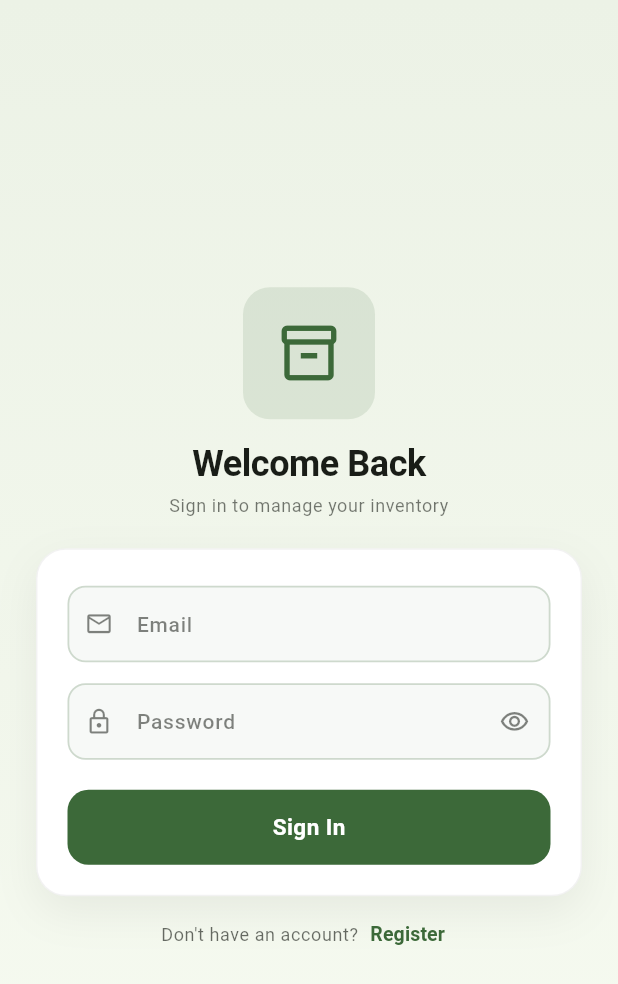
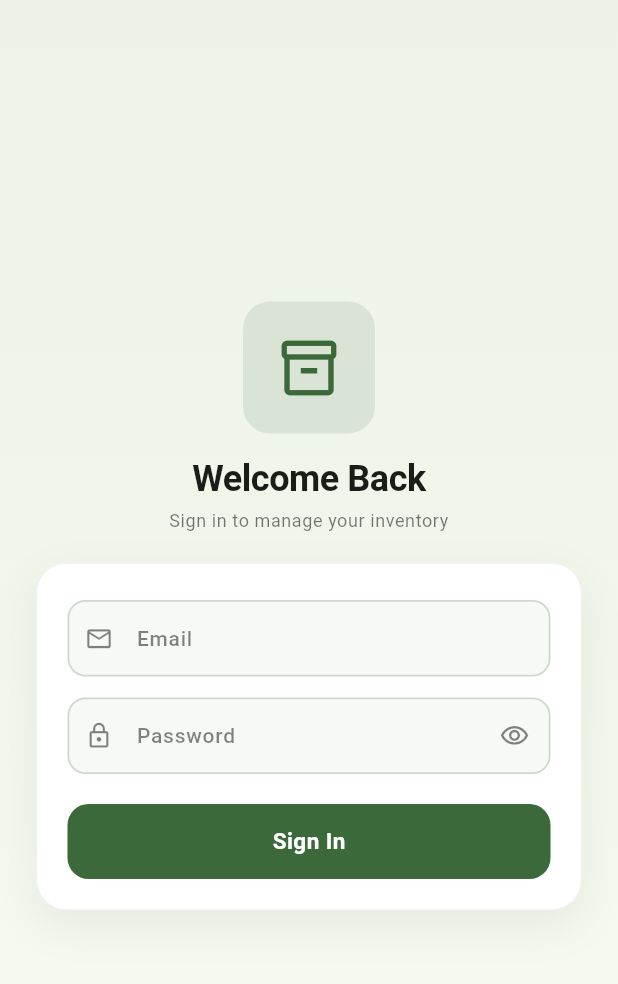
Before and after one commit to stocksellpoint-ctrl/stock_sell, a Flutter app: the screen it shows after launch, on a phone screen of 412 x 824 dp. Shown: the top 984 px of the screen. Run offline on Flutter 3.47's test engine with Material 3 defaults, Android fonts, the phone set to English and light mode, and no system bars; our stand-ins replace dio, go_router, google_fonts, image_picker, pdf, printing and 2 more; missing offline and left inert: app_installer_plus; accounts and stored records are empty.

Commit message:
removed register from login page

```diff
--- a/lib/core/config/app_info.dart
+++ b/lib/core/config/app_info.dart
@@ -3,7 +3,7 @@ class AppInfo {
   AppInfo._();
 
   static const appName = 'Stock & Sell';
-  static const version = '1.0.0';
+  static const version = '1.0.1';
   static const developerName = 'Khaled Ahasan';
   static const developerEmail = 'khaled88hasan@gmail.com';
 
--- a/lib/core/services/update_service.dart
+++ b/lib/core/services/update_service.dart
@@ -1,7 +1,7 @@
 import 'dart:convert';
 import 'package:http/http.dart' as http;
 
-import '../config/app_info.dart';
+import 'package:stock_sell/core/config/app_info.dart';
 
 class UpdateInfo {
   final String version;      // e.g. "1.0.1"
--- a/lib/features/auth/presentation/screens/login_screen.dart
+++ b/lib/features/auth/presentation/screens/login_screen.dart
@@ -1,165 +1,4 @@
-// import 'package:flutter/material.dart';
-// import 'package:go_router/go_router.dart';
-// import 'package:provider/provider.dart';
 
-// import '../../../../core/constants/app_colors.dart';
-// import '../../../../core/routes/route_names.dart';
-// import '../../../../core/utils/validators.dart';
-// import '../providers/auth_provider.dart';
-
-// class LoginScreen extends StatefulWidget {
-//   const LoginScreen({super.key});
-
-//   @override
-//   State<LoginScreen> createState() => _LoginScreenState();
-// }
-
-// class _LoginScreenState extends State<LoginScreen> {
-//   final _formKey = GlobalKey<FormState>();
-//   final _emailCtrl = TextEditingController();
-//   final _passwordCtrl = TextEditingController();
-//   bool _obscure = true;
-
-//   @override
-//   void dispose() {
-//     _emailCtrl.dispose();
-//     _passwordCtrl.dispose();
-//     super.dispose();
-//   }
-
-//   Future<void> _submit() async {
-//     if (!_formKey.currentState!.validate()) return;
-
-//     final provider = context.read<AuthProvider>();
-//     final ok = await provider.login(_emailCtrl.text.trim(), _passwordCtrl.text);
-
-//     if (!mounted) return;
-
-//     if (ok) {
-//       context.go(RouteNames.home);
-//       return;
-//     }
-
-//     final message = provider.error ?? 'Login failed';
-
-//     ScaffoldMessenger.of(context)
-//       ..hideCurrentSnackBar()
-//       ..showSnackBar(
-//         SnackBar(
-//           content: Row(
-//             children: [
-//               const Icon(Icons.error_outline, color: Colors.white),
-//               const SizedBox(width: 12),
-//               Expanded(child: Text(message)),
-//             ],
-//           ),
-//           backgroundColor: AppColors.danger,
-//           behavior: SnackBarBehavior.floating,
-//           duration: const Duration(seconds: 4),
-//           action: SnackBarAction(
-//             label: 'OK',
-//             textColor: Colors.white,
-//             onPressed: () =>
-//                 ScaffoldMessenger.of(context).hideCurrentSnackBar(),
-//           ),
-//         ),
-//       );
-//   }
-
-//   @override
-//   Widget build(BuildContext context) {
-//     final isLoading = context.watch<AuthProvider>().isLoading;
-
-//     return Scaffold(
-//       body: SafeArea(
-//         child: SingleChildScrollView(
-//           padding: const EdgeInsets.all(24),
-//           child: Form(
-//             key: _formKey,
-//             child: Column(
-//               crossAxisAlignment: CrossAxisAlignment.stretch,
-//               children: [
-//                 const SizedBox(height: 40),
-//                 const Icon(
-//                   Icons.inventory_2_outlined,
-//                   size: 80,
-//                   color: AppColors.primary,
-//                 ),
-//                 const SizedBox(height: 16),
-//                 const Text(
-//                   'Welcome Back',
-//                   textAlign: TextAlign.center,
-//                   style: TextStyle(
-//                     fontSize: 28,
-//                     fontWeight: FontWeight.bold,
-//                     color: AppColors.textPrimary,
-//                   ),
-//                 ),
-//                 const SizedBox(height: 8),
-//                 const Text(
-//                   'Sign in to manage your inventory',
-//                   textAlign: TextAlign.center,
-//                   style: TextStyle(color: AppColors.textSecondary),
-//                 ),
-//                 const SizedBox(height: 40),
-
-//                 TextFormField(
-//                   controller: _emailCtrl,
-//                   keyboardType: TextInputType.emailAddress,
-//                   decoration: const InputDecoration(
-//                     labelText: 'Email',
-//                     prefixIcon: Icon(Icons.email_outlined),
-//                   ),
-//                   validator: Validators.email,
-//                 ),
-//                 const SizedBox(height: 16),
-
-//                 TextFormField(
-//                   controller: _passwordCtrl,
-//                   obscureText: _obscure,
-//                   decoration: InputDecoration(
-//                     labelText: 'Password',
-//                     prefixIcon: const Icon(Icons.lock_outline),
-//                     suffixIcon: IconButton(
-//                       icon: Icon(
-//                         _obscure
-//                             ? Icons.visibility_outlined
-//                             : Icons.visibility_off_outlined,
-//                       ),
-//                       onPressed: () => setState(() => _obscure = !_obscure),
-//                     ),
-//                   ),
-//                   validator: Validators.password,
-//                 ),
-//                 const SizedBox(height: 24),
-
-//                 ElevatedButton(
-//                   onPressed: isLoading ? null : _submit,
-//                   child: isLoading
-//                       ? const SizedBox(
-//                           width: 22,
-//                           height: 22,
-//                           child: CircularProgressIndicator(
-//                             color: Colors.white,
-//                             strokeWidth: 2.5,
-//                           ),
-//                         )
-//                       : const Text('Login'),
-//                 ),
-//                 const SizedBox(height: 12),
-
-//                 TextButton(
-//                   onPressed: () => context.go(RouteNames.register),
-//                   child: const Text("Don't have an account? Register"),
-//                 ),
-//               ],
-//             ),
-//           ),
-//         ),
-//       ),
-//     );
-//   }
-// }
 
 import 'package:flutter/material.dart';
 import 'package:go_router/go_router.dart';
@@ -284,7 +123,7 @@ class _LoginScreenState extends State<LoginScreen> {
                       width: 88,
                       height: 88,
                       decoration: BoxDecoration(
-                        color: scheme.primary.withOpacity(isDark ? 0.20 : 0.12),
+                        color: scheme.primary.withValues(alpha:isDark ? 0.20 : 0.12),
                         borderRadius: BorderRadius.circular(18),
                       ),
                       child: Icon(
@@ -326,7 +165,7 @@ class _LoginScreenState extends State<LoginScreen> {
                         ),
                         boxShadow: [
                           BoxShadow(
-                            color: Colors.black.withOpacity(
+                            color: Colors.black.withValues(alpha:
                               isDark ? 0.30 : 0.06,
                             ),
                             blurRadius: 24,
@@ -469,35 +308,35 @@ class _LoginScreenState extends State<LoginScreen> {
                     const SizedBox(height: 16),
 
                     // ── Register link ──────────────────
-                    Row(
-                      mainAxisAlignment: MainAxisAlignment.center,
-                      children: [
-                        Text(
-                          "Don't have an account?",
-                          style: theme.textTheme.bodySmall?.copyWith(
-                            color: scheme.onSurface.withValues(alpha: 0.65),
-                          ),
-                        ),
-                        TextButton(
-                          onPressed: isLoading
-                              ? null
-                              : () => context.go(RouteNames.register),
-                          style: TextButton.styleFrom(
-                            padding: const EdgeInsets.symmetric(horizontal: 8),
-                            minimumSize: Size.zero,
-                            tapTargetSize: MaterialTapTargetSize.shrinkWrap,
-                          ),
-                          child: Text(
-                            'Register',
-                            style: TextStyle(
-                              color: scheme.primary,
-                              fontWeight: FontWeight.w700,
-                              fontSize: 13,
-                            ),
-                          ),
-                        ),
-                      ],
-                    ),
+                    // Row(
+                    //   mainAxisAlignment: MainAxisAlignment.center,
+                    //   children: [
+                    //     Text(
+                    //       "Don't have an account?",
+                    //       style: theme.textTheme.bodySmall?.copyWith(
+                    //         color: scheme.onSurface.withValues(alpha: 0.65),
+                    //       ),
+                    //     ),
+                    //     TextButton(
+                    //       onPressed: isLoading
+                    //           ? null
+                    //           : () => context.go(RouteNames.register),
+                    //       style: TextButton.styleFrom(
+                    //         padding: const EdgeInsets.symmetric(horizontal: 8),
+                    //         minimumSize: Size.zero,
+                    //         tapTargetSize: MaterialTapTargetSize.shrinkWrap,
+                    //       ),
+                    //       child: Text(
+                    //         'Register',
+                    //         style: TextStyle(
+                    //           color: scheme.primary,
+                    //           fontWeight: FontWeight.w700,
+                    //           fontSize: 13,
+                    //         ),
+                    //       ),
+                    //     ),
+                    //   ],
+                    // ),
                   ],
                 ),
               ),
--- a/lib/features/orders/presentation/screens/new_sale_screen.dart
+++ b/lib/features/orders/presentation/screens/new_sale_screen.dart
@@ -3,7 +3,6 @@ import 'package:go_router/go_router.dart';
 import 'package:provider/provider.dart';
 
 import 'package:stock_sell/core/constants/app_size.dart';
-import 'package:stock_sell/core/widgets/app_drawer.dart';
 import '../../../../core/constants/app_colors.dart';
 import '../../../../core/utils/formatters.dart';
 import '../../../../core/utils/validators.dart';
--- a/lib/features/settings/presentation/screens/settings_screen.dart
+++ b/lib/features/settings/presentation/screens/settings_screen.dart
@@ -4,7 +4,7 @@ import 'package:provider/provider.dart';
 import 'package:stock_sell/core/config/app_info.dart';
 import 'package:stock_sell/core/constants/app_colors.dart';
 
-import '../../../../core/services//update_service.dart';
+import '../../../../core/services/update_service.dart';
 import 'update_dialog.dart';
 
 import 'package:stock_sell/features/auth/presentation/providers/auth_provider.dart';
--- a/lib/features/settings/presentation/screens/update_dialog.dart
+++ b/lib/features/settings/presentation/screens/update_dialog.dart
@@ -1,7 +1,7 @@
 import 'package:app_installer_plus/app_installer_plus.dart';
 import 'package:flutter/material.dart';
 import 'package:url_launcher/url_launcher.dart';
-import '../../../../core/config/app_info.dart';
+
 
 
 import '../../../../core/services/update_service.dart';
@@ -35,7 +35,7 @@ class UpdateAvailableDialog extends StatelessWidget {
                   update.releaseNotes,
                   style: TextStyle(
                     fontSize: 12.5,
-                    color: scheme.onSurface.withOpacity(0.65),
+                    color: scheme.onSurface.withValues(alpha:0.65),
                     height: 1.4,
                   ),
                 ),
--- a/pubspec.yaml
+++ b/pubspec.yaml
@@ -16,7 +16,7 @@ publish_to: 'none' # Remove this line if you wish to publish to pub.dev
 # https://developer.apple.com/library/archive/documentation/General/Reference/InfoPlistKeyReference/Articles/CoreFoundationKeys.html
 # In Windows, build-name is used as the major, minor, and patch parts
 # of the product and file versions while build-number is used as the build suffix.
-version: 1.0.0+1
+version: 1.0.1+2
 
 environment:
   sdk: ^3.12.2
@@ -64,6 +64,7 @@ dependencies:
   path_provider: ^2.1.6
   url_launcher: ^6.3.3
   app_installer_plus: ^1.2.0
+  http: ^1.6.0
   # flutter_secure_storage: ^9.2.2
 
 
```
Also changed, not shown: lib/core/network/api_client.dart (+1 -6 lines), lib/core/widgets/app_drawer.dart (+7 -3 lines), lib/features/auth/data/repositories/user_repository.dart (+4 -4 lines), pubspec.lock, 2 other files.
